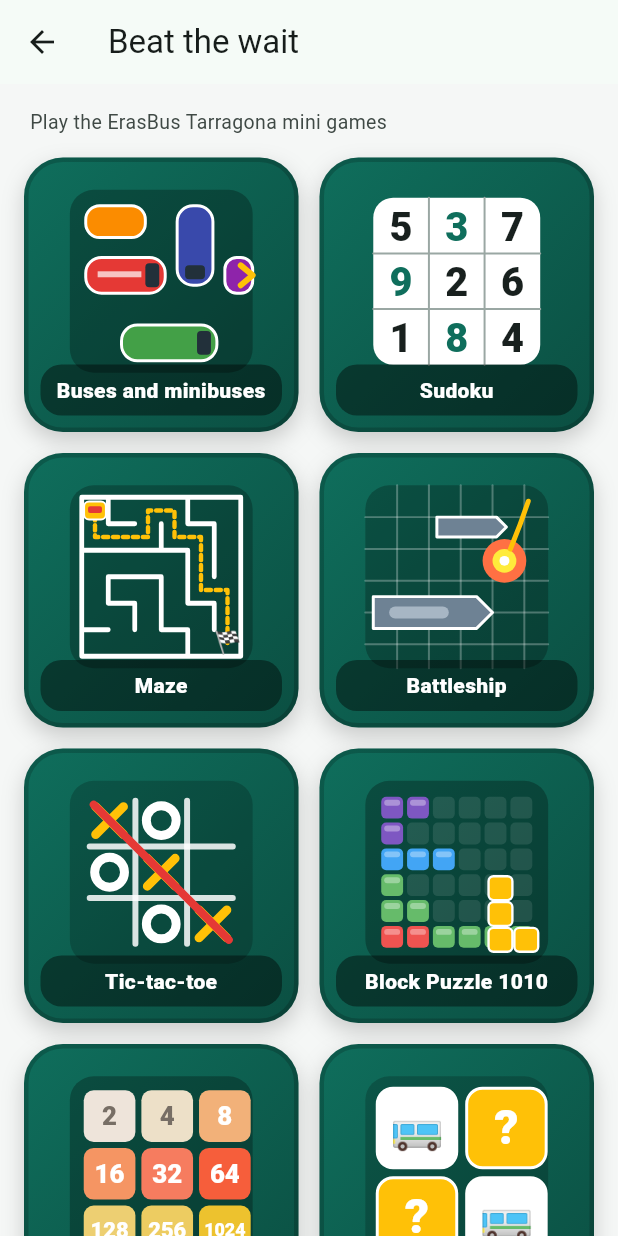
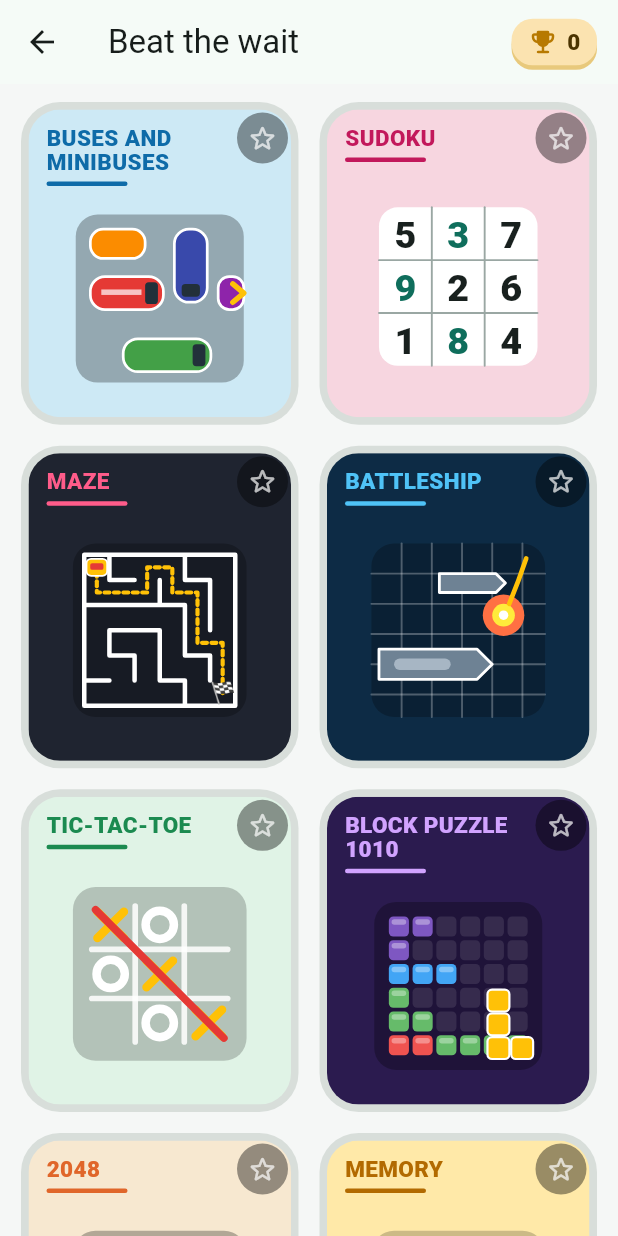
Before and after one commit to Eddi03R/BUS-Tarragona-Reus, a Flutter app: the ArcadeScreen screen opened directly, on a phone screen of 412 x 824 dp. Run offline on Flutter 3.47's test engine with Material 3 defaults, Android fonts, the phone set to English and light mode, and no system bars; our stand-ins replace firebase_analytics, firebase_core, firebase_crashlytics, geolocator, google_mobile_ads, in_app_purchase and 3 more; missing offline and left inert: dart:js_interop, in_app_purchase_android; accounts and stored records are empty; generated files the repository leaves out were written again; statements that could not run were skipped.

Commit message:
Hub giochi: tessere a colori fissi, titolo in alto, stella preferiti in cima, nastri Nuovo e Più giocati, contatore record
Co-Authored-By: Claude Sonnet 5.5 <noreply@anthropic.com>
Claude-Session: https://claude.ai/code/session_01UV1EzF4wFADnySSv9XwhHf

```diff
--- a/lib/games/game_common.dart
+++ b/lib/games/game_common.dart
@@ -73,6 +73,17 @@ class GameStats extends ChangeNotifier {
   }
 
   int? high(String key) => _values['high_$key'];
+
+  /// Quanti record sono stati raggiunti (tempi migliori + punteggi massimi).
+  int get recordCount => _best.length + _values.keys.where((k) => k.startsWith('high_')).length;
+
+  /// Giochi preferiti (stella nell'elenco giochi): vanno in cima.
+  bool isFavorite(String game) => (_values['fav_$game'] ?? 0) == 1;
+  Future<void> toggleFavorite(String game) => setValue('fav_$game', isFavorite(game) ? 0 : 1);
+
+  /// Quante volte hai aperto il gioco (serve al nastro "Più giocati").
+  int plays(String game) => _values['plays_$game'] ?? 0;
+  Future<void> addPlay(String game) => setValue('plays_$game', plays(game) + 1);
 
   int value(String key, [int fallback = 0]) => _values[key] ?? fallback;
 
--- a/lib/games/game_intro_screen.dart
+++ b/lib/games/game_intro_screen.dart
@@ -1,7 +1,6 @@
 import 'package:flutter/material.dart';
 import 'package:reus_tarragona_bus/l10n/app_localizations.dart';
 import '../widgets/christmas_decorations.dart';
-import '../widgets/themed_banner.dart';
 import 'battleship_screen.dart';
 import 'connections_screen.dart';
 import 'flappy_screen.dart';
@@ -17,6 +16,7 @@ import 'chess_screen.dart';
 import 'flow_screen.dart';
 import 'game2048_screen.dart';
 import 'game_art.dart';
+import 'game_style.dart';
 import 'game_common.dart';
 import 'maze_screen.dart';
 import 'memory_screen.dart';
@@ -135,9 +135,13 @@ class _GameIntroScreenState extends State<GameIntroScreen> {
               child: ListView(
                 padding: const EdgeInsets.all(20),
                 children: [
-                  // Copertina del gioco (nei colori del tema)
-                  ThemedBanner(
+                  // Copertina del gioco (colori fissi del gioco, come nell'elenco)
+                  Container(
                     padding: const EdgeInsets.all(12),
+                    decoration: BoxDecoration(
+                      color: gameStyle(widget.kind).bg,
+                      borderRadius: BorderRadius.circular(22),
+                    ),
                     child: SizedBox(height: 170, child: GameArt(widget.kind)),
                   ),
                   const SizedBox(height: 20),
@@ -207,9 +211,12 @@ class _GameIntroScreenState extends State<GameIntroScreen> {
                   GameButton(
                     icon: Icons.play_arrow_rounded,
                     label: l.gamePlay,
-                    onPressed: () => Navigator.of(context)
-                        .push(MaterialPageRoute(builder: (_) => _game()))
-                        .then((_) => setState(() {})),
+                    onPressed: () {
+                      GameStats.instance.addPlay(widget.kind.name);
+                      Navigator.of(context)
+                          .push(MaterialPageRoute(builder: (_) => _game()))
+                          .then((_) => setState(() {}));
+                    },
                   ),
                   const SizedBox(height: 6),
                   Text(sub,
--- /dev/null
+++ b/lib/games/game_style.dart
@@ -0,0 +1,51 @@
+import 'package:flutter/material.dart';
+import 'game_art.dart';
+
+/// Colori fissi di ogni gioco (non seguono i temi): sfondo della tessera e
+/// colore del titolo.
+class GameStyle {
+  final Color bg;
+  final Color title;
+  const GameStyle(this.bg, this.title);
+}
+
+GameStyle gameStyle(GameKind k) => switch (k) {
+      GameKind.busJam => const GameStyle(Color(0xFFCDE9F5), Color(0xFF0E6BA8)),
+      GameKind.sudoku => const GameStyle(Color(0xFFF7D6E0), Color(0xFFC2185B)),
+      GameKind.maze => const GameStyle(Color(0xFF1F2430), Color(0xFFFF5C8A)),
+      GameKind.battleship => const GameStyle(Color(0xFF0D2B45), Color(0xFF4FC3F7)),
+      GameKind.ticTacToe => const GameStyle(Color(0xFFE0F3E6), Color(0xFF1B8A50)),
+      GameKind.blocks => const GameStyle(Color(0xFF2B1B4F), Color(0xFFD1A3FF)),
+      GameKind.g2048 => const GameStyle(Color(0xFFF7E8D0), Color(0xFFE0662A)),
+      GameKind.memory => const GameStyle(Color(0xFFFFE9A8), Color(0xFFB26A00)),
+      GameKind.wordle => const GameStyle(Color(0xFF1C3A2B), Color(0xFF7BE495)),
+      GameKind.flow => const GameStyle(Color(0xFF103B5C), Color(0xFFFFC933)),
+      GameKind.snake => const GameStyle(Color(0xFF0B0F14), Color(0xFFFFC933)),
+      GameKind.minesweeper => const GameStyle(Color(0xFFCBD6E0), Color(0xFF34495E)),
+      GameKind.solitaire => const GameStyle(Color(0xFF1B5E3F), Color(0xFFFFF59D)),
+      GameKind.slide => const GameStyle(Color(0xFFFFD9C2), Color(0xFFD84315)),
+      GameKind.connections => const GameStyle(Color(0xFFE1D5F2), Color(0xFF5E35B1)),
+      GameKind.flappy => const GameStyle(Color(0xFF7FD3F7), Color(0xFF0B5C86)),
+      GameKind.quiz => const GameStyle(Color(0xFFFFEFC2), Color(0xFFC2410C)),
+      GameKind.checkers => const GameStyle(Color(0xFF2A1A14), Color(0xFFF2C14E)),
+      GameKind.chess => const GameStyle(Color(0xFFF3E7D3), Color(0xFF8B4A2B)),
+    };
+
+/// Giochi aggiunti da poco (data di uscita): mostrano il nastro "Nuovo!" per
+/// 10 giorni, finché non li provi.
+final Map<GameKind, DateTime> gameAddedOn = {
+  GameKind.snake: DateTime(2026, 11, 12),
+  GameKind.minesweeper: DateTime(2026, 11, 12),
+  GameKind.solitaire: DateTime(2026, 11, 12),
+  GameKind.slide: DateTime(2026, 11, 12),
+  GameKind.connections: DateTime(2026, 11, 12),
+  GameKind.flappy: DateTime(2026, 11, 12),
+  GameKind.quiz: DateTime(2026, 11, 12),
+  GameKind.checkers: DateTime(2026, 11, 13),
+  GameKind.chess: DateTime(2026, 11, 13),
+};
+
+bool isNewGame(GameKind k, [DateTime? now]) {
+  final d = gameAddedOn[k];
+  return d != null && (now ?? DateTime.now()).difference(d) < const Duration(days: 10);
+}
--- a/lib/l10n/app_ca.arb
+++ b/lib/l10n/app_ca.arb
@@ -235,6 +235,11 @@
   "linkSalou": "Ajuntament de Salou",
   "linkTurisme": "Tarragona Turisme",
   "arcadeButton": "Trenca l'espera",
+  "arcadeNew": "Nou!",
+  "arcadeMostPlayed": "Més jugats!",
+  "arcadeFavAdd": "Afegeix als preferits",
+  "arcadeFavRemove": "Treu dels preferits",
+  "arcadeRecords": "Rècords aconseguits",
   "arcadeTitle": "Trenca l'espera",
   "arcadeSubtitle": "Juga als minijocs d'ErasBus Tarragona",
   "gameTicTacToe": "Tres en ratlla",
--- a/lib/l10n/app_de.arb
+++ b/lib/l10n/app_de.arb
@@ -235,6 +235,11 @@
   "linkSalou": "Stadt Salou",
   "linkTurisme": "Tourismus Tarragona",
   "arcadeButton": "Wartezeit vertreiben",
+  "arcadeNew": "Neu!",
+  "arcadeMostPlayed": "Meistgespielt!",
+  "arcadeFavAdd": "Zu Favoriten",
+  "arcadeFavRemove": "Aus Favoriten entfernen",
+  "arcadeRecords": "Erreichte Rekorde",
   "arcadeTitle": "Wartezeit vertreiben",
   "arcadeSubtitle": "Spiele die Minispiele von ErasBus Tarragona",
   "gameTicTacToe": "Tic-Tac-Toe",
--- a/lib/l10n/app_en.arb
+++ b/lib/l10n/app_en.arb
@@ -235,6 +235,11 @@
   "linkSalou": "Salou City Council",
   "linkTurisme": "Tarragona Tourism",
   "arcadeButton": "Beat the wait",
+  "arcadeNew": "New!",
+  "arcadeMostPlayed": "Most played!",
+  "arcadeFavAdd": "Add to favourites",
+  "arcadeFavRemove": "Remove from favourites",
+  "arcadeRecords": "Records reached",
   "arcadeTitle": "Beat the wait",
   "arcadeSubtitle": "Play the ErasBus Tarragona mini games",
   "gameTicTacToe": "Tic-tac-toe",
--- a/lib/l10n/app_es.arb
+++ b/lib/l10n/app_es.arb
@@ -235,6 +235,11 @@
   "linkSalou": "Ayuntamiento de Salou",
   "linkTurisme": "Turismo de Tarragona",
   "arcadeButton": "Rompe la espera",
+  "arcadeNew": "¡Nuevo!",
+  "arcadeMostPlayed": "¡Más jugados!",
+  "arcadeFavAdd": "Añadir a favoritos",
+  "arcadeFavRemove": "Quitar de favoritos",
+  "arcadeRecords": "Récords logrados",
   "arcadeTitle": "Rompe la espera",
   "arcadeSubtitle": "Juega a los minijuegos de ErasBus Tarragona",
   "gameTicTacToe": "Tres en raya",
--- a/lib/l10n/app_it.arb
+++ b/lib/l10n/app_it.arb
@@ -250,6 +250,11 @@
   "linkSalou": "Ajuntament de Salou",
   "linkTurisme": "Tarragona Turisme",
   "arcadeButton": "Spezza l'attesa",
+  "arcadeNew": "Nuovo!",
+  "arcadeMostPlayed": "Più giocati!",
+  "arcadeFavAdd": "Aggiungi ai preferiti",
+  "arcadeFavRemove": "Rimuovi dai preferiti",
+  "arcadeRecords": "Record raggiunti",
   "arcadeTitle": "Spezza l'attesa",
   "arcadeSubtitle": "Gioca ai minigiochi di ErasBus Tarragona",
   "gameTicTacToe": "Tris",
--- a/lib/screens/arcade_screen.dart
+++ b/lib/screens/arcade_screen.dart
@@ -1,19 +1,20 @@
 import 'package:flutter/material.dart';
 import 'package:reus_tarragona_bus/l10n/app_localizations.dart';
 import '../games/game_art.dart';
+import '../games/game_common.dart';
 import '../games/game_intro_screen.dart';
+import '../games/game_style.dart';
 import '../widgets/christmas_decorations.dart';
-import '../widgets/themed_banner.dart';
 
-/// "Spezza l'attesa": tessere grandi con l'illustrazione di ogni gioco,
-/// nei colori del tema.
+/// "Spezza l'attesa": una tessera a colori per ogni gioco, con titolo in alto,
+/// illustrazione, stella dei preferiti (che salgono in cima) e nastri
+/// "Nuovo!" / "Più giocati!".
 class ArcadeScreen extends StatelessWidget {
   const ArcadeScreen({super.key});
 
   @override
   Widget build(BuildContext context) {
     final l = AppLocalizations.of(context)!;
-    final scheme = Theme.of(context).colorScheme;
     final games = <(GameKind, String)>[
       (GameKind.busJam, l.gameBusJam),
       (GameKind.sudoku, l.gameSudoku),
@@ -35,38 +36,84 @@ class ArcadeScreen extends StatelessWidget {
       (GameKind.checkers, l.gameCheckers),
       (GameKind.chess, l.gameChess),
     ];
+    return ListenableBuilder(
+      listenable: GameStats.instance,
+      builder: (context, _) {
+        final stats = GameStats.instance;
+        // preferiti in cima (mantengono l'ordine originale tra loro)
+        final sorted = [
+          ...games.where((g) => stats.isFavorite(g.$1.name)),
+          ...games.where((g) => !stats.isFavorite(g.$1.name)),
+        ];
+        // il più giocato (almeno 3 partite)
+        GameKind? mostPlayed;
+        var top = 2;
+        for (final g in games) {
+          final n = stats.plays(g.$1.name);
+          if (n > top) {
+            top = n;
+            mostPlayed = g.$1;
+          }
+        }
         return Scaffold(
-      appBar: AppBar(title: Text(l.arcadeTitle)),
+          appBar: AppBar(
+            title: Text(l.arcadeTitle),
+            actions: [
+              Tooltip(
+                message: l.arcadeRecords,
+                child: Container(
+                  margin: const EdgeInsets.only(right: 14),
+                  padding: const EdgeInsets.symmetric(horizontal: 11, vertical: 5),
+                  decoration: BoxDecoration(
+                    color: const Color(0xFFFBE3B0),
+                    borderRadius: BorderRadius.circular(14),
+                    boxShadow: const [BoxShadow(color: Color(0xFFE8C97C), offset: Offset(0, 3))],
+                  ),
+                  child: Row(
+                    mainAxisSize: MainAxisSize.min,
+                    children: [
+                      const Icon(Icons.emoji_events_rounded, size: 20, color: Color(0xFFB77900)),
+                      const SizedBox(width: 6),
+                      Text('${stats.recordCount}',
+                          style: const TextStyle(
+                              fontSize: 15, fontWeight: FontWeight.w900, color: Color(0xFF4A3300))),
+                    ],
+                  ),
+                ),
+              ),
+            ],
+          ),
           body: ChristmasBackdrop(
             // Su PC lo schermo è largo: contenuto centrato e tessere più piccole,
             // con più colonne. Sul telefono resta a 2 colonne.
             child: Center(
               child: ConstrainedBox(
                 constraints: const BoxConstraints(maxWidth: 760),
-            child: ListView(
-              padding: const EdgeInsets.all(16),
-              children: [
-                Padding(
-                  padding: const EdgeInsets.fromLTRB(4, 0, 4, 14),
-                  child: Text(l.arcadeSubtitle,
-                      style: TextStyle(color: scheme.onSurfaceVariant, fontSize: 13)),
-                ),
-                GridView(
-                  shrinkWrap: true,
-                  physics: const NeverScrollableScrollPhysics(),
-                  // Telefono (< 600 px): sempre 2 colonne. Più colonne solo su schermi larghi (PC).
+                child: GridView(
+                  padding: const EdgeInsets.fromLTRB(14, 12, 14, 24),
                   gridDelegate: MediaQuery.sizeOf(context).width < 600
                       ? const SliverGridDelegateWithFixedCrossAxisCount(
                           crossAxisCount: 2,
                           mainAxisSpacing: 14,
                           crossAxisSpacing: 14,
+                          childAspectRatio: 0.86,
                         )
                       : const SliverGridDelegateWithMaxCrossAxisExtent(
                           maxCrossAxisExtent: 190,
                           mainAxisSpacing: 14,
                           crossAxisSpacing: 14,
+                          childAspectRatio: 0.86,
                         ),
-                  children: [for (final g in games) _Tile(kind: g.$1, title: g.$2)],
+                  children: [
+                    for (final g in sorted)
+                      _Tile(
+                        key: ValueKey(g.$1),
+                        kind: g.$1,
+                        title: g.$2,
+                        favorite: stats.isFavorite(g.$1.name),
+                        ribbon: g.$1 == mostPlayed
+                            ? _Ribbon.popular
+                            : (isNewGame(g.$1) && stats.plays(g.$1.name) == 0 ? _Ribbon.fresh : null),
                       ),
                   ],
                 ),
@@ -74,69 +121,120 @@ class ArcadeScreen extends StatelessWidget {
             ),
           ),
         );
+      },
+    );
   }
 }
+
+enum _Ribbon { fresh, popular }
 
 class _Tile extends StatelessWidget {
   final GameKind kind;
   final String title;
-  const _Tile({required this.kind, required this.title});
+  final bool favorite;
+  final _Ribbon? ribbon;
+  const _Tile({super.key, required this.kind, required this.title, required this.favorite, required this.ribbon});
 
   @override
   Widget build(BuildContext context) {
-    return ListenableBuilder(
-      listenable: Listenable.merge([]),
-      builder: (context, _) => GestureDetector(
-        onTap: () => Navigator.of(context)
-            .push(MaterialPageRoute(builder: (_) => GameIntroScreen(kind: kind))),
+    final l = AppLocalizations.of(context)!;
+    final scheme = Theme.of(context).colorScheme;
+    final style = gameStyle(kind);
+    final ring = Color.lerp(scheme.surface, scheme.onSurface, 0.13)!;
+    return GestureDetector(
+      onTap: () => Navigator.of(context).push(MaterialPageRoute(builder: (_) => GameIntroScreen(kind: kind))),
+      child: Stack(
+        clipBehavior: Clip.none,
+        children: [
+          Positioned.fill(
             child: Container(
-          decoration: BoxDecoration(
-            gradient: ThemedBanner.gradient(),
-            borderRadius: BorderRadius.circular(26),
-            border: Border.all(color: Colors.black.withOpacity(0.18), width: 3),
-            boxShadow: [
-              BoxShadow(
-                color: Colors.black.withOpacity(0.18),
-                blurRadius: 12,
-                offset: const Offset(0, 6),
+              padding: const EdgeInsets.all(5),
+              decoration: BoxDecoration(color: ring, borderRadius: BorderRadius.circular(26)),
+              child: ClipRRect(
+                borderRadius: BorderRadius.circular(21),
+                child: Container(
+                  color: style.bg,
+                  padding: const EdgeInsets.fromLTRB(12, 11, 12, 6),
+                  child: Column(
+                    crossAxisAlignment: CrossAxisAlignment.start,
+                    children: [
+                      // spazio per la stella a destra del titolo
+                      Padding(
+                        padding: const EdgeInsets.only(right: 30),
+                        child: Text(
+                          title.toUpperCase(),
+                          maxLines: 2,
+                          overflow: TextOverflow.ellipsis,
+                          style: TextStyle(
+                              color: style.title,
+                              fontSize: 15,
+                              height: 1.05,
+                              fontWeight: FontWeight.w900),
                         ),
+                      ),
+                      const SizedBox(height: 5),
+                      Container(
+                        width: 54,
+                        height: 3,
+                        decoration: BoxDecoration(color: style.title, borderRadius: BorderRadius.circular(2)),
+                      ),
+                      Expanded(child: Padding(padding: const EdgeInsets.only(top: 2), child: GameArt(kind))),
                     ],
                   ),
-          child: ClipRRect(
-            borderRadius: BorderRadius.circular(23),
-            child: Stack(
-              children: [
-                Positioned.fill(
-                  child: Padding(
-                    padding: const EdgeInsets.only(bottom: 18),
-                    child: GameArt(kind),
                 ),
               ),
+            ),
+          ),
+          // stella: tocca per mettere / togliere dai preferiti
           Positioned(
-                  left: 8,
-                  right: 8,
-                  bottom: 8,
+            right: 7,
+            top: 7,
+            child: Semantics(
+              button: true,
+              label: favorite ? l.arcadeFavRemove : l.arcadeFavAdd,
+              child: GestureDetector(
+                behavior: HitTestBehavior.opaque,
+                onTap: () => GameStats.instance.toggleFavorite(kind.name),
                 child: Container(
-                    padding: const EdgeInsets.symmetric(horizontal: 8, vertical: 7),
+                  width: 34,
+                  height: 34,
                   decoration: BoxDecoration(
-                      color: Colors.black.withOpacity(0.42),
-                      borderRadius: BorderRadius.circular(14),
+                    color: favorite ? const Color(0xFF2B2B2B) : const Color(0x66000000),
+                    shape: BoxShape.circle,
+                  ),
+                  child: Icon(
+                    favorite ? Icons.star_rounded : Icons.star_outline_rounded,
+                    size: 22,
+                    color: favorite ? const Color(0xFFFFC107) : Colors.white70,
+                  ),
+                ),
+              ),
+            ),
+          ),
+          if (ribbon != null)
+            Positioned(
+              left: -3,
+              bottom: 26,
+              child: Transform.rotate(
+                angle: -0.09,
+                child: Container(
+                  padding: const EdgeInsets.symmetric(horizontal: 10, vertical: 5),
+                  decoration: BoxDecoration(
+                    color: ribbon == _Ribbon.fresh ? const Color(0xFFE8453C) : const Color(0xFF14B8E8),
+                    borderRadius: BorderRadius.circular(6),
+                    border: Border.all(color: Colors.white, width: 2.5),
+                    boxShadow: const [BoxShadow(color: Color(0x66000000), blurRadius: 6, offset: Offset(0, 3))],
                   ),
                   child: Text(
-                      title,
-                      textAlign: TextAlign.center,
-                      maxLines: 1,
-                      overflow: TextOverflow.ellipsis,
+                    (ribbon == _Ribbon.fresh ? l.arcadeNew : l.arcadeMostPlayed).toUpperCase(),
                     style: const TextStyle(
-                          color: Colors.white, fontSize: 14, fontWeight: FontWeight.w800),
+                        color: Colors.white, fontSize: 12.5, fontWeight: FontWeight.w900, height: 1.05),
+                  ),
                 ),
               ),
             ),
         ],
       ),
-          ),
-        ),
-      ),
     );
   }
 }
```
Lines whose indentation alone changed are shown as unchanged.
